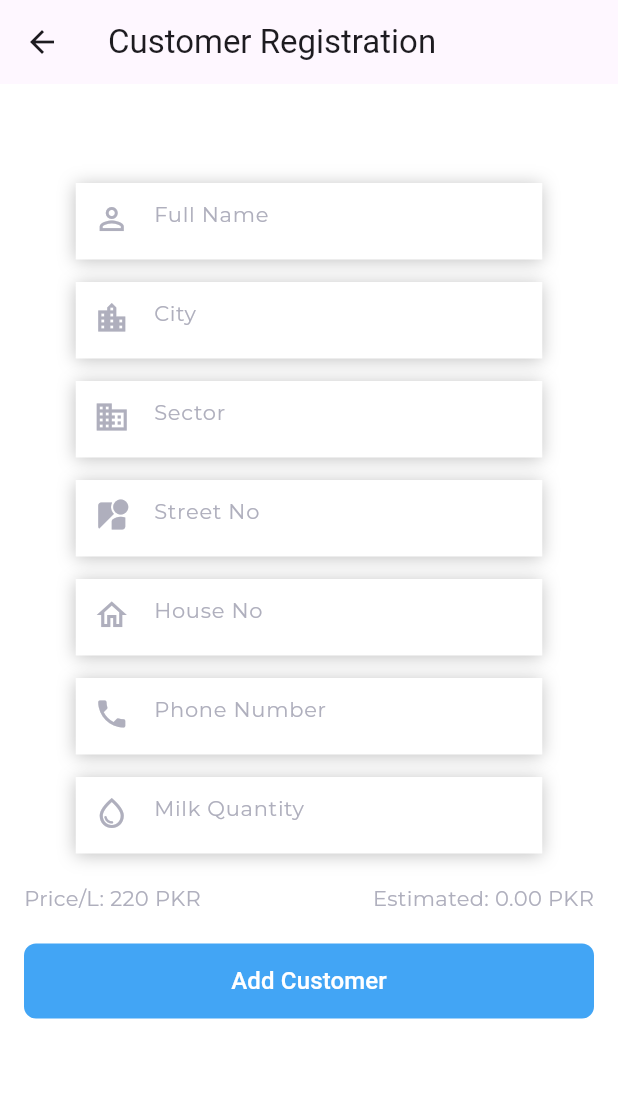
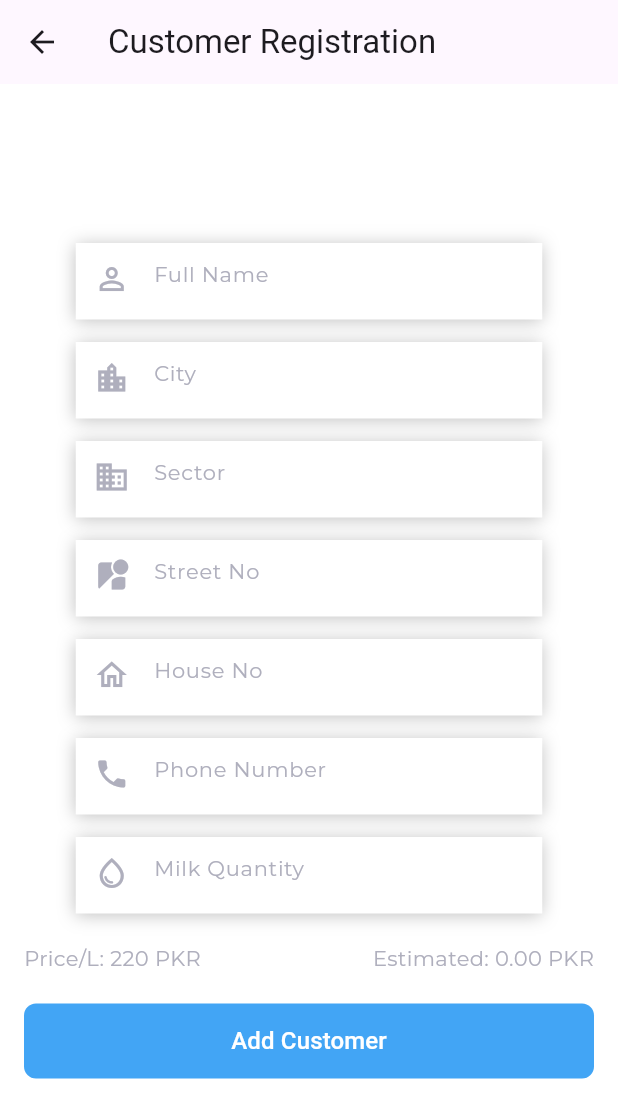
Before and after one commit to yasirzain15/kashmir_milk, a Flutter app: the CustomerRegistrationForm screen opened directly, on a phone screen of 412 x 824 dp. Shown: the top 1118 px of the screen. Run offline on Flutter 3.47's test engine with Material 3 defaults, Android fonts, the phone set to English and light mode, and no system bars; our stand-ins replace cloud_firestore, csv, file_picker, firebase_auth, firebase_core, fl_chart and 1 more; accounts and stored records are empty.

Commit message:
changes done

```diff
--- a/lib/Add Customers/add_customer.dart
+++ b/lib/Add Customers/add_customer.dart
@@ -101,7 +101,7 @@ class _CustomerRegistrationFormState extends State<CustomerRegistrationForm> {
             children: [
               // Profile Image Section (Ignored for now)
 
-              const SizedBox(height: 50),
+              const SizedBox(height: 90),
 
               // Form Fields
               _buildTextField(
```
Also changed, not shown: lib/dashboard.dart (+7 -6 lines).
